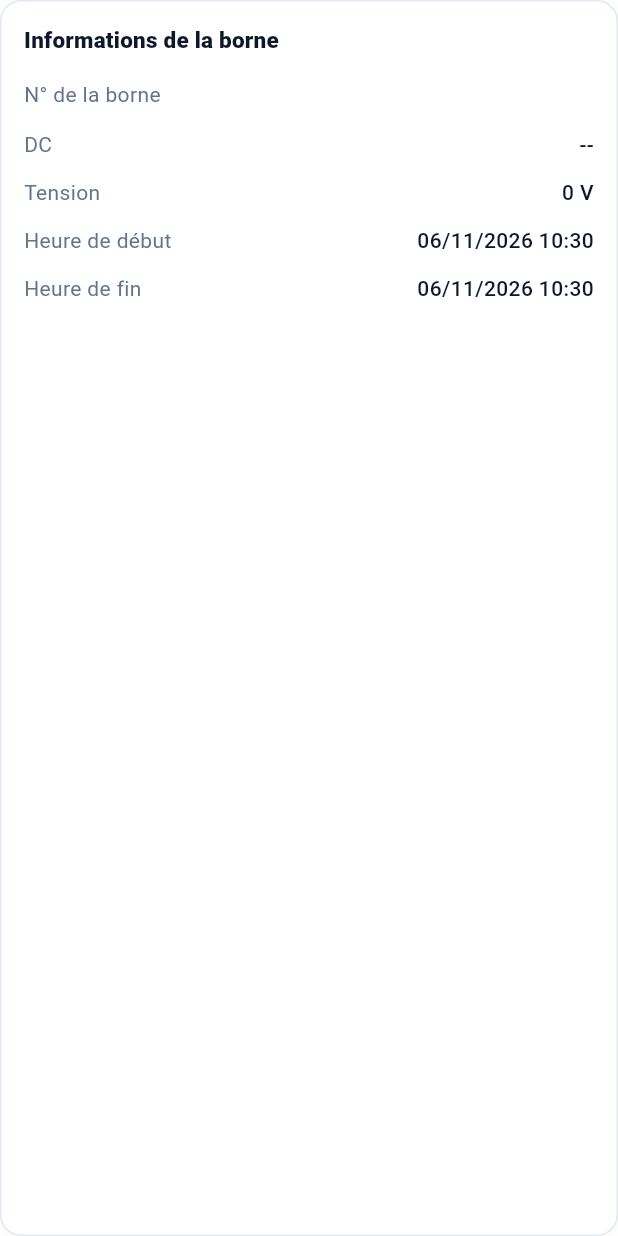
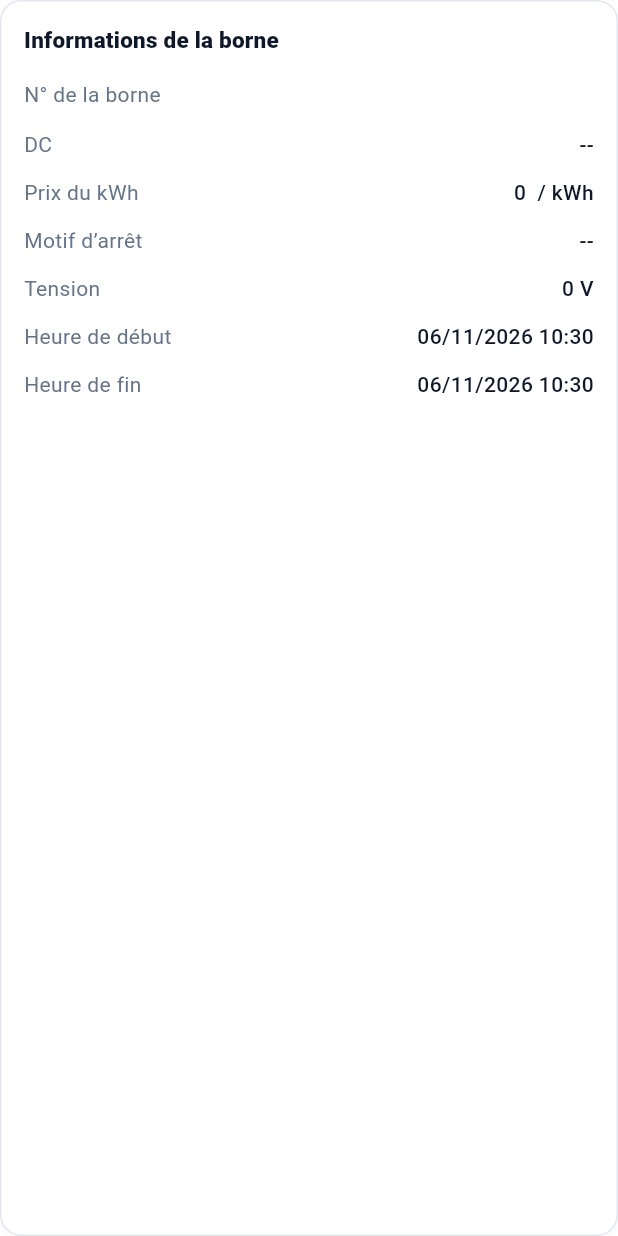
Before and after one commit to almousleckdev/zellacharging, a Flutter app: the DeviceInfoCard widget shown alone on an empty page, opened directly with empty values, on a phone screen of 412 x 824 dp. Run offline on Flutter 3.47's test engine with Material 3 defaults, Android fonts, the phone set to English and light mode, and no system bars; our stand-ins replace dio, firebase_core, firebase_messaging, flutter_map, flutter_riverpod, flutter_secure_storage and 6 more; missing offline and left inert: app_badge_plus, mobile_scanner, phosphor_icons; accounts and stored records are empty; network calls fail.

Commit message:
Show the final energy, the kWh price and the stop reason in session details
The app shows the final energy of a finished session instead of the last
live reading, and the service fee line reads 0. The wallet guard looks 45
seconds ahead so a charge stops before the reserved amount is passed. The
overview moves the sales by country under the shortcuts and the
commissions under the recent charges.

```diff
--- a/mobile/lib/core/l10n/history_text.dart
+++ b/mobile/lib/core/l10n/history_text.dart
@@ -55,6 +55,32 @@ abstract final class HistoryText {
   static String get serviceFee =>
       AppLanguage.pick(fr: 'Frais de service', en: 'Service fee');
 
+  static String get pricePerKwh =>
+      AppLanguage.pick(fr: 'Prix du kWh', en: 'Price per kWh');
+
+  static String get stopReason =>
+      AppLanguage.pick(fr: 'Motif d’arrêt', en: 'Stop reason');
+
+  static String stopReasonOf(String? reason, bool running) {
+    if (running) return '--';
+    return switch (reason) {
+      'PowerLoss' || 'Reboot' || 'HardReset' || 'SoftReset' => AppLanguage.pick(
+        fr: 'Coupure d’électricité',
+        en: 'Power cut',
+      ),
+      'Remote' ||
+      'Local' ||
+      'EVDisconnected' ||
+      'EmergencyStop' ||
+      'DeAuthorized' ||
+      'UnlockCommand' => AppLanguage.pick(
+        fr: 'Arrêt par le conducteur',
+        en: 'Stopped by the driver',
+      ),
+      _ => AppLanguage.pick(fr: 'Montant atteint', en: 'Amount reached'),
+    };
+  }
+
   static String get total => AppLanguage.pick(fr: 'Total', en: 'Total');
 
   static String get deviceInfo =>
--- a/mobile/lib/features/charging/data/session_mapper.dart
+++ b/mobile/lib/features/charging/data/session_mapper.dart
@@ -29,6 +29,8 @@ abstract final class SessionMapper {
       lastPowerKw: (json['lastPowerKw'] as num?)?.toDouble(),
       fees: fees == null ? null : _fees(fees),
       estimatedCost: estimate == null ? null : _estimate(estimate),
+      pricePerKwhMinor: (json['pricePerKwhMinor'] as num?)?.toInt(),
+      stopReason: json['stopReason'] as String?,
     );
   }
 
--- a/mobile/lib/features/charging/domain/charging_session.dart
+++ b/mobile/lib/features/charging/domain/charging_session.dart
@@ -24,6 +24,8 @@ class ChargingSession {
     this.lastPowerKw,
     this.fees,
     this.estimatedCost,
+    this.pricePerKwhMinor,
+    this.stopReason,
   });
 
   final String id;
@@ -45,6 +47,9 @@ class ChargingSession {
   final double? lastPowerKw;
   final SessionFees? fees;
   final EstimatedCost? estimatedCost;
+  final int? pricePerKwhMinor;
+  final String? stopReason;
 
-  double? get shownEnergyKwh => metering?.totalKwh ?? energyKwh;
+  double? get shownEnergyKwh =>
+      state.isLive ? metering?.totalKwh ?? energyKwh : energyKwh ?? metering?.totalKwh;
 }
--- a/mobile/lib/features/charging/presentation/details/device_info_card.dart
+++ b/mobile/lib/features/charging/presentation/details/device_info_card.dart
@@ -39,6 +39,8 @@ class DeviceInfoCard extends StatelessWidget {
       children: [
         InfoRow(label: HistoryText.deviceNo, value: session.stationId),
         InfoRow(label: HistoryText.dcPower, value: _dcPower),
+        InfoRow(label: HistoryText.pricePerKwh, value: session.pricePerKwhText),
+        InfoRow(label: HistoryText.stopReason, value: session.stopReasonText),
         InfoRow(label: HistoryText.voltageLabel, value: session.voltageText),
         InfoRow(label: HistoryText.startTime, value: _time(session.startedAt)),
         InfoRow(label: HistoryText.endTime, value: _time(session.stoppedAt)),
--- a/mobile/lib/features/charging/presentation/details/fee_details_card.dart
+++ b/mobile/lib/features/charging/presentation/details/fee_details_card.dart
@@ -32,7 +32,7 @@ class FeeDetailsCard extends StatelessWidget {
         InfoRow(label: HistoryText.vat, value: _money(fees?.vatMinor)),
         InfoRow(
           label: HistoryText.serviceFee,
-          value: _money(fees?.serviceMinor),
+          value: _money(fees == null ? null : 0),
         ),
         const Divider(height: 16, color: AppColors.border),
         InfoRow(
--- a/mobile/lib/features/charging/presentation/session_formatting.dart
+++ b/mobile/lib/features/charging/presentation/session_formatting.dart
@@ -60,6 +60,12 @@ extension SessionFormatting on ChargingSession {
         : MoneyFormat.format(costMinor!, currency!, currencyDecimals ?? 0);
   }
 
+  String get pricePerKwhText => pricePerKwhMinor == null || currency == null
+      ? '--'
+      : '${MoneyFormat.format(pricePerKwhMinor!, currency!, currencyDecimals ?? 0)} / ${Strings.kwhUnit}';
+
+  String get stopReasonText => HistoryText.stopReasonOf(stopReason, state.isLive);
+
   String get priceText {
     final estimate = estimatedCost;
     if (costMinor != null || estimate == null) return costText;
```
Also changed, not shown: 8 other files.
